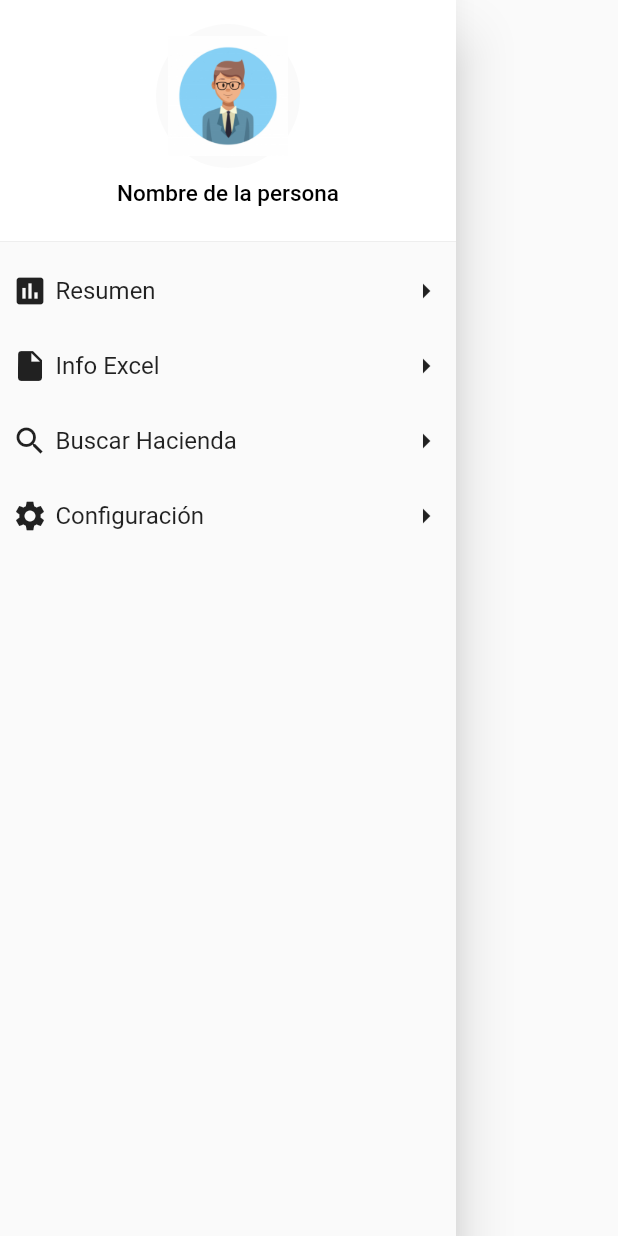
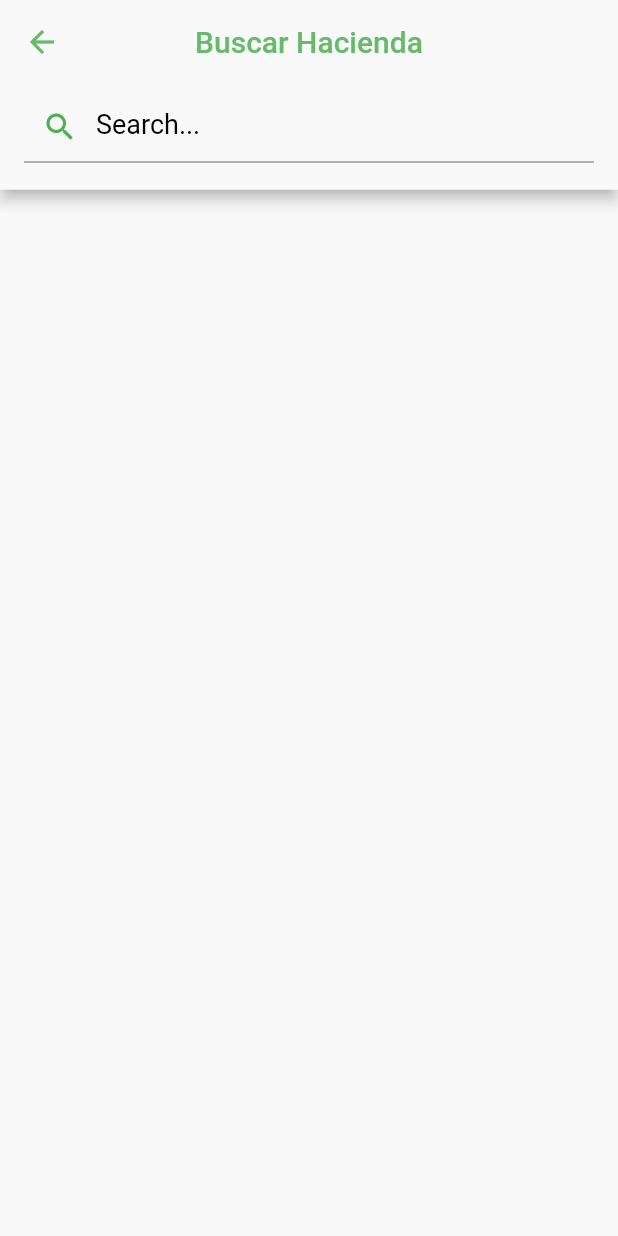
Before and after one commit to OPOII/PrototipoPDG2, a Flutter app: what barraDeslizante() shows on an empty page, opened directly, after a tap on "Buscar Hacienda", on a phone screen of 412 x 824 dp. Run offline on Flutter 3.47's test engine with Material 2 defaults, Android fonts, the phone set to English and light mode, and no system bars; our stand-ins replace flutter_map, latlong.

```diff
--- a/respaldo/lib/main.dart
+++ b/respaldo/lib/main.dart
@@ -1,6 +1,7 @@
 import 'package:flutter/material.dart';
 import 'package:respaldo/src/pages/balancePage.dart';
 import 'package:respaldo/src/pages/haciendaView.dart';
+import 'package:respaldo/src/pages/lobbyHaciendas.dart';
 import 'package:respaldo/src/pages/loginPage.dart';
 import 'package:respaldo/src/pages/mapPage.dart';
 
@@ -19,7 +20,8 @@ class MyApp extends StatelessWidget {
         '/': (BuildContext context) => LoginPage(),
         '/Mapas': (BuildContext context) => Map(),
         '/BalanceHidrico': (BuildContext context) => BalanceHidrico(),
-        '/HaciendaView': (BuildContext context) => HaciendaView()
+        '/HaciendaView': (BuildContext context) => HaciendaView(),
+        '/ListadoHaciendas': (BuildContext context) => ListadoHacienda()
       },
     );
     //    home: LoginPage());
--- a/respaldo/lib/src/pages/lobbyHaciendas.dart
+++ b/respaldo/lib/src/pages/lobbyHaciendas.dart
@@ -1,40 +1,66 @@
-import 'package:flutter/cupertino.dart';
-
 import 'package:flutter/material.dart';
 
-class ListadoHaciendas extends StatelessWidget {
+class ListadoHacienda extends StatelessWidget {
   @override
   Widget build(BuildContext context) {
-    return Scaffold();
+    return Scaffold(
+      backgroundColor: Color(0xFFF9F9F9),
+      appBar: _appBar(context),
+      body: Stack(
+        children: <Widget>[contenedor()],
+      ),
+    );
+  }
+
+  Widget _appBar(BuildContext context) {
+    return AppBar(
+      bottom: PreferredSize(
+        preferredSize: Size.fromHeight(0.5),
+        child: Container(
+          color: Color(0xFFF9F9F9),
+          height: 0.75,
+        ),
+      ),
+      backgroundColor: Color(0xFFF9F9F9),
+      elevation: 0,
+      centerTitle: true,
+      title: Text(
+        'Buscar Hacienda',
+        style: TextStyle(color: Colors.green[400]),
+      ),
+      leading: IconButton(
+        icon: Icon(Icons.arrow_back),
+        color: Colors.green[400],
+        onPressed: () {
+          Navigator.pushNamed(context, '/Mapas');
+        },
+      ),
+    );
+  }
+
+  Widget _etiquetas() {
+    return Text('Body');
+  }
+
+  Widget contenedor() {
+    return Container(
+      height: 70,
+      color: Colors.transparent,
+      child: new AppBar(
+        backgroundColor: Color(0xFFF9F9F9),
+        automaticallyImplyLeading: false,
+        title: new TextField(
+          // controller: _searchQuery,
+          style: new TextStyle(color: Colors.white),
+          decoration: new InputDecoration(
+              prefixIcon: new Icon(
+                Icons.search,
+                color: Colors.green,
+              ),
+              hintText: "Search...",
+              hintStyle: new TextStyle(color: Colors.black)),
+        ),
+      ),
+    );
   }
 }
-
-Container listaDibujable() {}
-Container botonAtras() {}
-Container barraDeBusqueda() {}
-
-class DataSearch extends SearchDelegate<String> {
-  @override
-  List<Widget> buildActions(BuildContext context) {
-    // TODO: implement buildActions
-    throw UnimplementedError();
-  }
-
-  @override
-  Widget buildLeading(BuildContext context) {
-    // TODO: implement buildLeading
-    throw UnimplementedError();
-  }
-
-  @override
-  Widget buildResults(BuildContext context) {
-    // TODO: implement buildResults
-    throw UnimplementedError();
-  }
-
-  @override
-  Widget buildSuggestions(BuildContext context) {
-    // TODO: implement buildSuggestions
-    throw UnimplementedError();
-  }
-}
--- a/respaldo/lib/src/pages/mapPage.dart
+++ b/respaldo/lib/src/pages/mapPage.dart
@@ -117,7 +117,8 @@ Drawer barraDeslizante(context) {
         CustomListTile(Icons.assessment, 'Resumen',
             () => {Navigator.pushNamed(context, '/HaciendaView')}),
         CustomListTile(Icons.insert_drive_file, 'Info Excel', () => {}),
-        CustomListTile(Icons.search, 'Buscar Hacienda', () => {}),
+        CustomListTile(Icons.search, 'Buscar Hacienda',
+            () => {Navigator.pushNamed(context, '/ListadoHaciendas')}),
         CustomListTile(Icons.settings, 'Configuración', () => {}),
       ],
     ),
--- a/respaldo/pubspec.yaml
+++ b/respaldo/pubspec.yaml
@@ -29,6 +29,7 @@ dependencies:
   # The following adds the Cupertino Icons font to your application.
   # Use with the CupertinoIcons class for iOS style icons.
   cupertino_icons: ^0.1.3
+  flutter_icons: ^1.1.0
 
 dev_dependencies:
   flutter_test:
```
